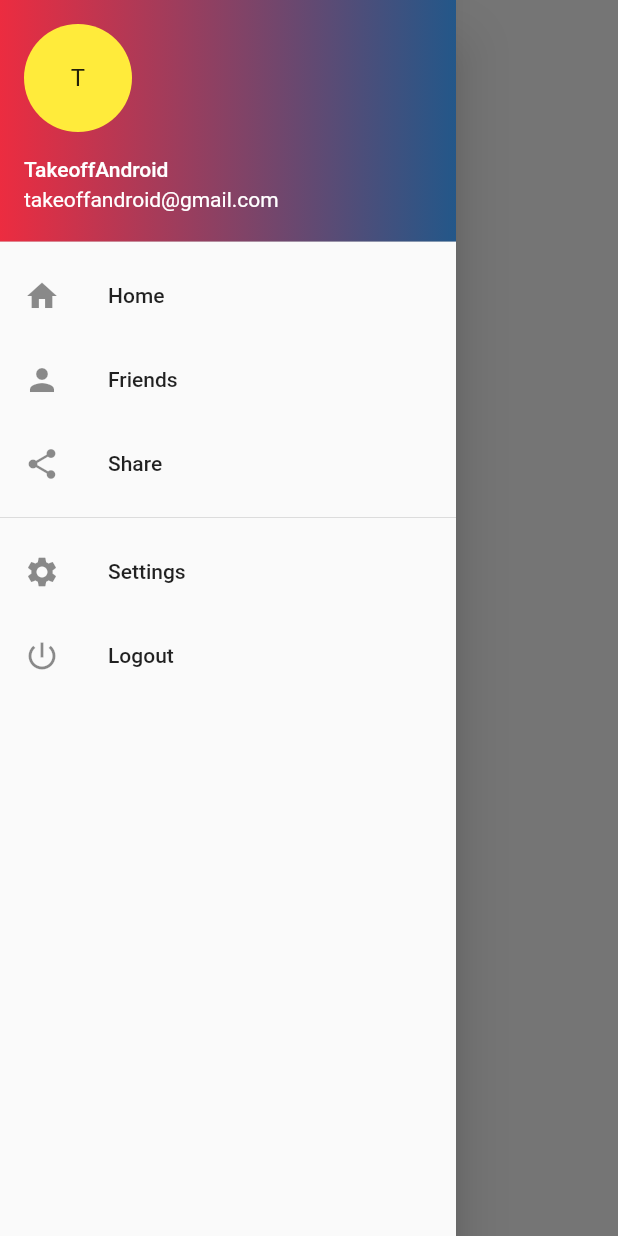
After one commit to razifertani/Ijakhdem, a Flutter app: the HomeProvider screen opened by its route, with the side drawer open, on a phone screen of 412 x 824 dp. The commit adds this screen. Run offline on Flutter 3.47's test engine with Material 2 defaults, Android fonts, the phone set to English and light mode, and no system bars; our stand-ins replace bloc, dartz, data_connection_checker, equatable, flutter_bloc, flutter_zoom_drawer and 2 more; missing offline and left inert: mercury_client; accounts and stored records are empty.

Commit message:
16/01 20:50

```diff
--- a/lib/Core/Routes/routes.dart
+++ b/lib/Core/Routes/routes.dart
@@ -1,3 +1,4 @@
+import 'package:Ijakhdem/Features/Home/Presentation/Pages/homeProvider.dart';
 import 'package:Ijakhdem/Features/Signin/Presentation/Pages/signinProvider.dart';
 import 'package:flutter/material.dart';
 
@@ -8,6 +9,13 @@ class RouteGenerator {
         return MaterialPageRoute(
           builder: (_) => SigninProvider(
             fromLogout: settings.arguments,
+          ),
+        );
+
+      case '/homeProvider':
+        return MaterialPageRoute(
+          builder: (_) => HomeProvider(
+            profile: settings.arguments,
           ),
         );
 
--- /dev/null
+++ b/lib/Features/Home/Data/Datasource/homeRemoteDatasource.dart
@@ -0,0 +1,7 @@
+import 'package:Ijakhdem/Core/Utils/parameters.dart';
+import 'package:Ijakhdem/Features/Signin/Domain/Entities/profileEntity.dart';
+
+abstract class HomeRemoteDataSource {
+  Future<Profile> resetPassword(ResetPasswordParams resetPasswordParams);
+  Future<String> logout(Profile profile);
+}
--- /dev/null
+++ b/lib/Features/Home/Domain/Repositories/homeRepository.dart
@@ -0,0 +1,10 @@
+import 'package:dartz/dartz.dart';
+import 'package:Ijakhdem/Core/Error/failure.dart';
+import 'package:Ijakhdem/Core/Utils/parameters.dart';
+import 'package:Ijakhdem/Features/Signin/Domain/Entities/profileEntity.dart';
+
+abstract class HomeRepository {
+  Future<Either<Failure, Profile>> resetPassword(
+      ResetPasswordParams resetPasswordParams);
+  Future<Either<Failure, String>> logout(Profile profile);
+}
--- /dev/null
+++ b/lib/Features/Home/Domain/Usecases/logout.dart
@@ -0,0 +1,16 @@
+import 'package:dartz/dartz.dart';
+import 'package:Ijakhdem/Core/Error/failure.dart';
+import 'package:Ijakhdem/Core/Usecases/usecases.dart';
+import 'package:Ijakhdem/Features/Home/Domain/Repositories/homeRepository.dart';
+import 'package:Ijakhdem/Features/Signin/Domain/Entities/profileEntity.dart';
+
+class Logout implements Usescases<String, Profile> {
+  final HomeRepository homeRepository;
+
+  Logout(this.homeRepository);
+
+  @override
+  Future<Either<Failure, String>> call(Profile profile) async {
+    return await homeRepository.logout(profile);
+  }
+}
--- /dev/null
+++ b/lib/Features/Home/Domain/Usecases/resetPassword.dart
@@ -0,0 +1,18 @@
+import 'package:dartz/dartz.dart';
+import 'package:Ijakhdem/Core/Error/failure.dart';
+import 'package:Ijakhdem/Core/Usecases/usecases.dart';
+import 'package:Ijakhdem/Core/Utils/parameters.dart';
+import 'package:Ijakhdem/Features/Home/Domain/Repositories/homeRepository.dart';
+import 'package:Ijakhdem/Features/Signin/Domain/Entities/profileEntity.dart';
+
+class ResetPassword implements Usescases<Profile, ResetPasswordParams> {
+  final HomeRepository homeRepository;
+
+  ResetPassword(this.homeRepository);
+
+  @override
+  Future<Either<Failure, Profile>> call(
+      ResetPasswordParams resetPasswordParams) async {
+    return await homeRepository.resetPassword(resetPasswordParams);
+  }
+}
--- /dev/null
+++ b/lib/Features/Home/Presentation/Pages/homePage.dart
@@ -0,0 +1,37 @@
+import 'package:flutter/material.dart';
+import 'package:flutter_bloc/flutter_bloc.dart';
+import 'package:Ijakhdem/Core/Utils/loadingWidget.dart';
+import 'package:Ijakhdem/Features/Home/Presentation/Widgets/homeDisplay.dart';
+import 'package:Ijakhdem/Features/Home/Presentation/bloc/home_bloc.dart';
+import 'package:Ijakhdem/Features/Signin/Domain/Entities/profileEntity.dart';
+
+class HomePage extends StatelessWidget {
+  final Profile profile;
+
+  const HomePage({Key key, @required this.profile}) : super(key: key);
+
+  @override
+  Widget build(BuildContext context) {
+    return BlocBuilder<HomeBloc, HomeState>(
+      builder: (context, state) {
+        if (state is EmptyHomeState) {
+          return HomeDisplay(
+            profile: profile,
+          );
+        }
+
+        if (state is GoToHomeState) {
+          return HomeDisplay(
+            profile: state.profile,
+          );
+        }
+
+        if (state is LoadingHomeState) {
+          return LoadingWidget();
+        }
+
+        return LoadingWidget();
+      },
+    );
+  }
+}
--- /dev/null
+++ b/lib/Features/Home/Presentation/Pages/homeProvider.dart
@@ -0,0 +1,26 @@
+import 'package:flutter/material.dart';
+import 'package:flutter_bloc/flutter_bloc.dart';
+import 'package:Ijakhdem/Features/Home/Presentation/Pages/homePage.dart';
+import 'package:Ijakhdem/Features/Home/Presentation/bloc/home_bloc.dart';
+import 'package:Ijakhdem/Features/Signin/Domain/Entities/profileEntity.dart';
+import 'package:Ijakhdem/injection_container.dart';
+
+class HomeProvider extends StatelessWidget {
+  final Profile profile;
+  const HomeProvider({Key key, @required this.profile}) : super(key: key);
+
+  @override
+  Widget build(BuildContext context) {
+    return WillPopScope(
+      onWillPop: () => null,
+      child: Scaffold(
+        body: BlocProvider(
+          builder: (_) => sl<HomeBloc>(),
+          child: HomePage(
+            profile: profile,
+          ),
+        ),
+      ),
+    );
+  }
+}
--- /dev/null
+++ b/lib/Features/Home/Presentation/Widgets/homeDisplay.dart
@@ -0,0 +1,87 @@
+import 'package:Ijakhdem/Core/Utils/appColors.dart';
+import 'package:Ijakhdem/Features/Signin/Domain/Entities/profileEntity.dart';
+import 'package:flutter/material.dart';
+import 'package:flutter_zoom_drawer/flutter_zoom_drawer.dart';
+
+class HomeDisplay extends StatefulWidget {
+  final Profile profile;
+
+  const HomeDisplay({Key key, @required this.profile}) : super(key: key);
+
+  @override
+  _HomeDisplayState createState() => _HomeDisplayState();
+}
+
+class _HomeDisplayState extends State<HomeDisplay> {
+  final GlobalKey<ScaffoldState> scaffoldKey = GlobalKey<ScaffoldState>();
+  final _drawerController = ZoomDrawerController();
+
+  @override
+  Widget build(BuildContext context) {
+    return Scaffold(
+      key: scaffoldKey,
+      drawer: Drawer(
+        child: new ListView(
+          children: <Widget>[
+            new UserAccountsDrawerHeader(
+              accountName: new Text("TakeoffAndroid"),
+              accountEmail: new Text("takeoffandroid@gmail.com"),
+              currentAccountPicture: CircleAvatar(
+                  backgroundColor: Colors.yellow,
+                  child: Text('T', style: TextStyle(color: Colors.black87))),
+              decoration: new BoxDecoration(
+                gradient: LinearGradient(
+                    begin: Alignment.centerLeft,
+                    end: Alignment.centerRight,
+                    colors: [
+                      AppColors.redColor,
+                      AppColors.blueColor,
+                    ]),
+              ),
+            ),
+            new ListTile(
+                leading: Icon(Icons.home),
+                title: new Text("Home"),
+                onTap: () {
+                  Navigator.pop(context);
+                }),
+            new ListTile(
+                leading: Icon(Icons.person),
+                title: new Text("Friends"),
+                onTap: () {
+                  Navigator.pop(context);
+                }),
+            new ListTile(
+                leading: Icon(Icons.share),
+                title: new Text("Share"),
+                onTap: () {
+                  Navigator.pop(context);
+                }),
+            new Divider(),
+            new ListTile(
+                leading: Icon(Icons.settings),
+                title: new Text("Settings"),
+                onTap: () {
+                  Navigator.pop(context);
+                }),
+            new ListTile(
+                leading: Icon(Icons.power_settings_new),
+                title: new Text("Logout"),
+                onTap: () {
+                  Navigator.pop(context);
+                }),
+          ],
+        ),
+      ),
+      body: Container(
+        color: Colors.white,
+        child: Center(
+          child: FlatButton(
+            onPressed: () => scaffoldKey.currentState.openDrawer(),
+            child: Text('Open Drawer'),
+          ),
+        ),
+      ),
+    );
+  }
+}
--- /dev/null
+++ b/lib/Features/Home/Presentation/bloc/home_event.dart
@@ -0,0 +1,116 @@
+part of 'home_bloc.dart';
+
+abstract class HomeEvent extends Equatable {
+  HomeEvent([List props = const <dynamic>[]]) : super(props);
+}
+
+class GoToHomeEvent extends HomeEvent {
+  final Profile profile;
+
+  GoToHomeEvent({
+    @required this.profile,
+  }) : super([profile]);
+}
+
+class GoToViewProfileEvent extends HomeEvent {
+  final Profile profile;
+
+  GoToViewProfileEvent({
+    @required this.profile,
+  }) : super([profile]);
+}
+
+class GoToEditProfileEvent extends HomeEvent {
+  final Profile profile;
+
+  GoToEditProfileEvent({
+    @required this.profile,
+  }) : super([profile]);
+}
+
+class GoToEditPetsEvent extends HomeEvent {
+  final Profile profile;
+
+  GoToEditPetsEvent({
+    @required this.profile,
+  }) : super([profile]);
+}
+
+class GoToViewObjectTagEvent extends HomeEvent {
+  final Profile profile;
+
+  GoToViewObjectTagEvent({
+    @required this.profile,
+  }) : super([profile]);
+}
+
+class GoToEditObjectTagEvent extends HomeEvent {
+  final Profile profile;
+
+  GoToEditObjectTagEvent({
+    @required this.profile,
+  }) : super([profile]);
+}
+
+class LogoutEvent extends HomeEvent {
+  final Profile profile;
+
+  LogoutEvent({
+    @required this.profile,
+  }) : super([profile]);
+}
+
+class GoToAddEditObjectTagEvent extends HomeEvent {
+  final Profile profile;
+
+  GoToAddEditObjectTagEvent({
+    @required this.profile,
+  }) : super([profile]);
+}
+
+class GoToAddEditObjectHomeTagEvent extends HomeEvent {
+  final Profile profile;
+  final int index;
+
+  GoToAddEditObjectHomeTagEvent({@required this.profile, @required this.index});
+}
+
+class GoToSwitchObjectTagEvent extends HomeEvent {
+  final Profile profile;
+
+  GoToSwitchObjectTagEvent({
+    @required this.profile,
+  }) : super([profile]);
+}
+
+class GoToListingTagEvent extends HomeEvent {
+  final Profile profile;
+
+  GoToListingTagEvent({
+    @required this.profile,
+  }) : super([profile]);
+}
+
+class GoToResetPasswordEvent extends HomeEvent {
+  final Profile profile;
+
+  GoToResetPasswordEvent({
+    @required this.profile,
+  }) : super([profile]);
+}
+
+class ResetPasswordEvent extends HomeEvent {
+  final ResetPasswordParams resetPasswordParams;
+
+  ResetPasswordEvent({
+    @required this.resetPasswordParams,
+  }) : super([resetPasswordParams]);
+}
+
+class GoToMessagesEvent extends HomeEvent {
+  final Profile profile;
+
+  GoToMessagesEvent({
+    @required this.profile,
+  }) : super([profile]);
+}
--- /dev/null
+++ b/lib/Features/Home/Presentation/bloc/home_state.dart
@@ -0,0 +1,126 @@
+part of 'home_bloc.dart';
+
+abstract class HomeState extends Equatable {
+  HomeState([List props = const <dynamic>[]]) : super(props);
+}
+
+class EmptyHomeState extends HomeState {}
+
+class LoadingHomeState extends HomeState {}
+
+class ErrorHomeState extends HomeState {
+  final Profile profile;
+
+  ErrorHomeState({
+    @required this.profile,
+  }) : super([profile]);
+}
+
+class GoToHomeState extends HomeState {
+  final Profile profile;
+
+  GoToHomeState({
+    @required this.profile,
+  }) : super([profile]);
+}
+
+class GoToViewProfileState extends HomeState {
+  final Profile profile;
+
+  GoToViewProfileState({
+    @required this.profile,
+  }) : super([profile]);
+}
+
+class GoToAddEditObjectTagHomeState extends HomeState {
+  final Profile profile;
+  final int index;
+
+  GoToAddEditObjectTagHomeState({@required this.profile, @required this.index});
+}
+
+class GoToAddEditObjectTagState extends HomeState {
+  final Profile profile;
+
+  GoToAddEditObjectTagState({@required this.profile});
+}
+
+class GoToEditProfileState extends HomeState {
+  final Profile profile;
+
+  GoToEditProfileState({
+    @required this.profile,
+  }) : super([profile]);
+}
+
+class GoToEditProfilePetsState extends HomeState {
+  final Profile profile;
+
+  GoToEditProfilePetsState({
+    @required this.profile,
+  }) : super([profile]);
+}
+
+class GoToViewObjectTagState extends HomeState {
+  final Profile profile;
+
+  GoToViewObjectTagState({
+    @required this.profile,
+  }) : super([profile]);
+}
+
+class GoToSwitchObjectTagState extends HomeState {
+  final Profile profile;
+
+  GoToSwitchObjectTagState({
+    @required this.profile,
+  }) : super([profile]);
+}
+
+class GoToListingTagState extends HomeState {
+  final Profile profile;
+
+  GoToListingTagState({
+    @required this.profile,
+  }) : super([profile]);
+}
+
+class GoToEditObjectTagState extends HomeState {
+  final Profile profile;
+
+  GoToEditObjectTagState({
+    @required this.profile,
+  }) : super([profile]);
+}
+
+class LogoutState extends HomeState {
+  final String message;
+
+  LogoutState({
+    @required this.message,
+  }) : super([message]);
+}
+
+class GoToResetPasswordState extends HomeState {
+  final Profile profile;
+
+  GoToResetPasswordState({
+    @required this.profile,
+  }) : super([profile]);
+}
+
+class ResetPasswordState extends HomeState {
+  final Profile profile;
+
+  ResetPasswordState({
+    @required this.profile,
+  }) : super([profile]);
+}
+
+class GoToMessagesState extends HomeState {
+  final Profile profile;
+
+  GoToMessagesState({
+    @required this.profile,
+  }) : super([profile]);
+}
--- a/lib/Features/Signin/Presentation/Widgets/loginDisplay.dart
+++ b/lib/Features/Signin/Presentation/Widgets/loginDisplay.dart
@@ -19,8 +19,8 @@ class LoginDisplay extends StatefulWidget {
 }
 
 class _LoginDisplayState extends State<LoginDisplay> {
-  String email = '';
-  String password = '';
+  String email = 'razifertani1@gmail.com';
+  String password = 'Razi123@';
   String message = 'null';
   bool checkerEmail = true;
   bool checkerPassword = true;
--- a/pubspec.yaml
+++ b/pubspec.yaml
@@ -21,6 +21,7 @@ dependencies:
   mercury_client: 1.1.12
   shared_preferences:
   device_preview:
+  flutter_zoom_drawer: ^1.0.4+1
 
   cupertino_icons: ^1.0.0
 
```
Also changed, not shown: lib/Features/Home/Data/Datasource/Implementations/homeRemoteDatasourceImpl.dart (added, +18 -0 lines), lib/Features/Home/Data/Repositories/homeRepositoryImpl.dart (added, +27 -0 lines), lib/Features/Home/Presentation/bloc/home_bloc.dart (added, +157 -0 lines), lib/Features/Signin/Presentation/bloc/login_bloc.dart (+9 -7 lines), lib/injection_container.dart (+27 -0 lines), pubspec.lock, 3 other files.
